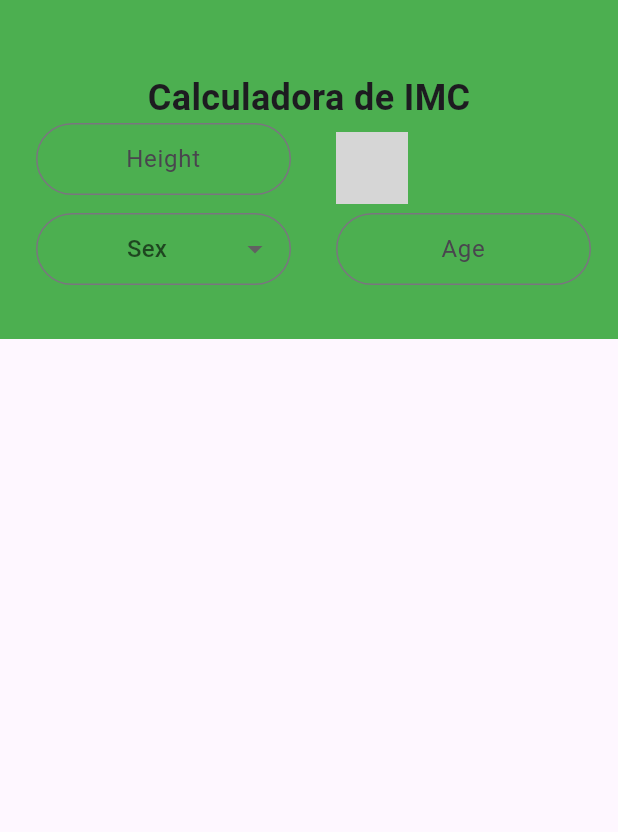
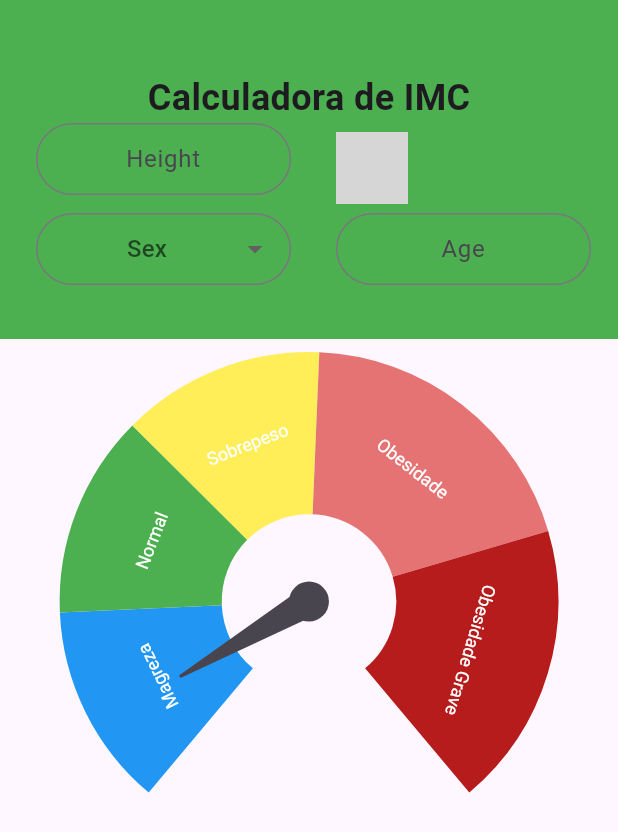
Before and after one commit to RodrigoBrunet/imc_nutrition, a Flutter app: the screen it shows after launch, on a phone screen of 412 x 824 dp. Shown: the top 832 px of the screen. Run offline on Flutter 3.47's test engine with Material 2 defaults, Android fonts, the phone set to English and light mode, and no system bars; drawn by our look-alikes of syncfusion_flutter_gauges; our stand-ins replace mask_text_input_formatter; grey boxes are pictures that could not be loaded.

Commit message:
add widget gauge

```diff
--- a/lib/pages/home_page.dart
+++ b/lib/pages/home_page.dart
@@ -1,12 +1,30 @@
+import 'dart:math';
+
 import 'package:flutter/material.dart';
+import 'package:imc_nutrition/widgets/gauge_widget.dart';
 import 'package:imc_nutrition/widgets/input_age_widget.dart';
 import 'package:imc_nutrition/widgets/input_height_widget.dart';
 import 'package:imc_nutrition/widgets/input_weight_widget.dart';
 
 import '../widgets/drop_down_widget.dart';
 
-class HomePage extends StatelessWidget {
+class HomePage extends StatefulWidget {
   const HomePage({super.key});
+
+  @override
+  State<HomePage> createState() => _HomePageState();
+}
+
+class _HomePageState extends State<HomePage> {
+  final weidthEc = TextEditingController();
+  final heightEc = TextEditingController();
+  var imc = 0.0;
+
+  void _calcImc({required double peso, required double altura}) {
+    setState(() {
+      imc = peso / pow(altura, 2);
+    });
+  }
 
   @override
   Widget build(BuildContext context) {
@@ -51,8 +69,16 @@ class HomePage extends StatelessWidget {
               ],
             ),
           ),
+          const GaugeWidget(),
         ],
       ),
     );
   }
+
+  @override
+  void dispose() {
+    weidthEc.dispose();
+    heightEc.dispose();
+    super.dispose();
+  }
 }
--- /dev/null
+++ b/lib/widgets/gauge_range_widget.dart
@@ -0,0 +1,21 @@
+import 'package:flutter/material.dart';
+import 'package:syncfusion_flutter_gauges/gauges.dart';
+
+class GaugeRangeWidget extends GaugeRange {
+  GaugeRangeWidget(
+      {super.key,
+      required Color color,
+      required double start,
+      required double end,
+      required String label})
+      : super(
+          startValue: start,
+          endValue: end,
+          color: color,
+          label: label,
+          sizeUnit: GaugeSizeUnit.factor,
+          labelStyle: const GaugeTextStyle(fontFamily: 'Times', fontSize: 12),
+          startWidth: 0.65,
+          endWidth: 0.65,
+        );
+}
--- /dev/null
+++ b/lib/widgets/gauge_widget.dart
@@ -0,0 +1,60 @@
+import 'package:flutter/material.dart';
+import 'package:imc_nutrition/widgets/gauge_range_widget.dart';
+import 'package:syncfusion_flutter_gauges/gauges.dart';
+
+class GaugeWidget extends StatelessWidget {
+  const GaugeWidget({super.key});
+
+  @override
+  Widget build(BuildContext context) {
+    return SfRadialGauge(
+      axes: [
+        RadialAxis(
+          showLabels: false,
+          showAxisLine: false,
+          showTicks: false,
+          minimum: 12.5,
+          maximum: 47.9,
+          ranges: [
+            GaugeRangeWidget(
+              color: Colors.blue,
+              start: 12.5,
+              end: 18.5,
+              label: 'Magreza',
+            ),
+            GaugeRangeWidget(
+              color: Colors.green,
+              start: 18.5,
+              end: 24.5,
+              label: 'Normal',
+            ),
+            GaugeRangeWidget(
+              color: Colors.yellow.shade400,
+              start: 24.5,
+              end: 30.5,
+              label: 'Sobrepeso',
+            ),
+            GaugeRangeWidget(
+              color: Colors.red.shade300,
+              start: 30.5,
+              end: 39.5,
+              label: 'Obesidade',
+            ),
+            GaugeRangeWidget(
+              color: Colors.red.shade900,
+              start: 39.5,
+              end: 48.5,
+              label: 'Obesidade Grave',
+            ),
+          ],
+          pointers: const [
+            NeedlePointer(
+              value: 15,
+              enableAnimation: true,
+            ),
+          ],
+        ),
+      ],
+    );
+  }
+}
--- a/pubspec.yaml
+++ b/pubspec.yaml
@@ -11,8 +11,9 @@ dependencies:
   flutter:
     sdk: flutter
   mask_text_input_formatter: ^2.5.0
-
+  syncfusion_flutter_gauges: ^23.1.41
   cupertino_icons: ^1.0.2
+  intl: ^0.18.1
 
 dev_dependencies:
   flutter_test:
```
Also changed, not shown: pubspec.lock.
